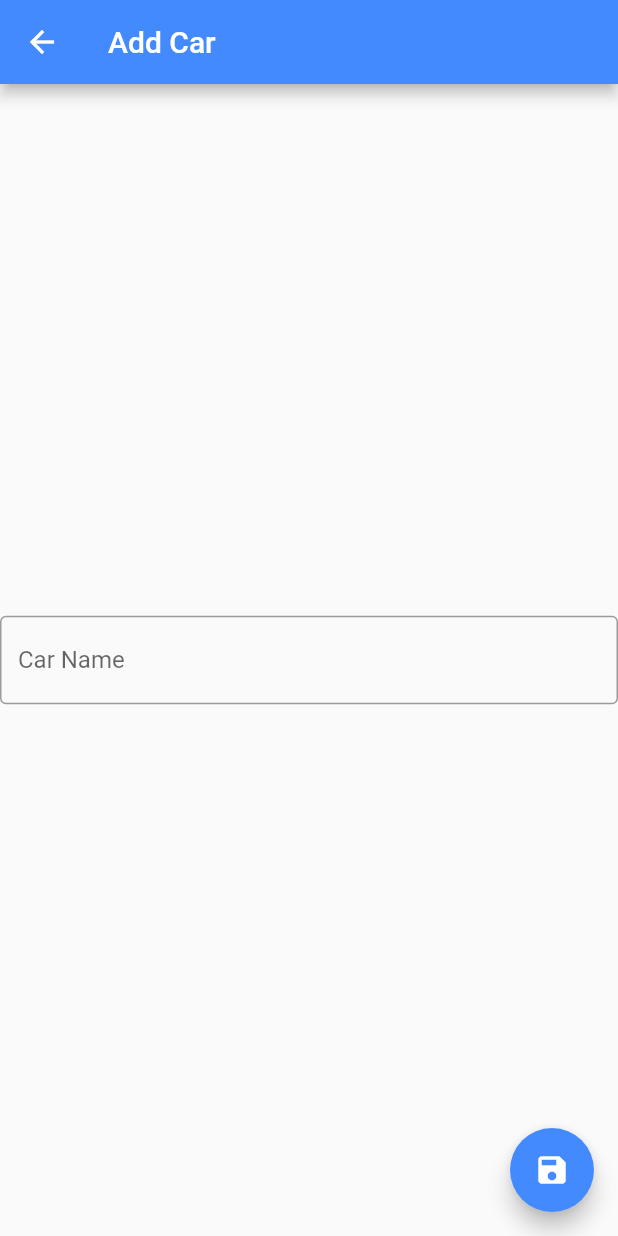
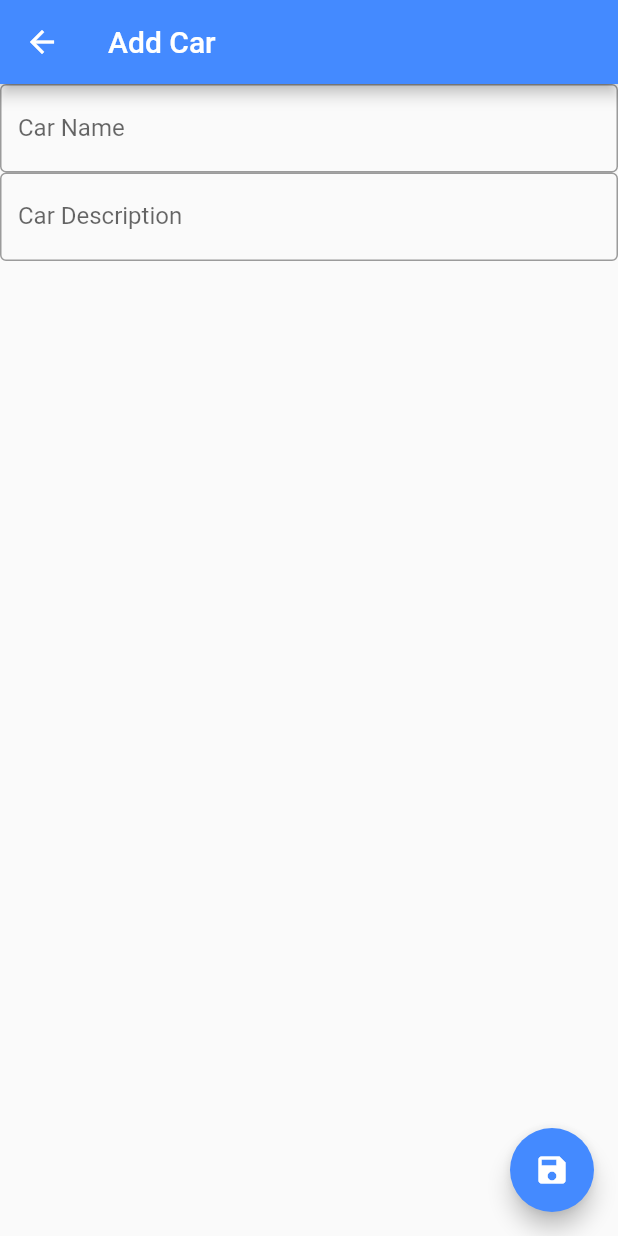
Before and after one commit to Cartoke/MobileApp-eRentCar, a Flutter app: the screen it shows after launch, after a tap on the "add" icon, on a phone screen of 412 x 824 dp. Run offline on Flutter 3.47's test engine with Material 2 defaults, Android fonts, the phone set to English and light mode, and no system bars.

Commit message:
Added Car class
Car class added for easier elements creation

```diff
--- a/lib/main.dart
+++ b/lib/main.dart
@@ -20,8 +20,17 @@ class myCars extends StatefulWidget {
   State<myCars> createState() => _myCarsState();
 }
 
+class Car {
+  final String name;
+  final String model;
+  final String year;
+  final String description;
+  final String image;
+  Car(this.name, this.model, this.year, this.description, this.image);
+}
+
 class _myCarsState extends State<myCars> {
-  final List<String> cars = <String>[];
+  final List<Car> cars = <Car>[];
 
   @override
   Widget build(BuildContext context) {
@@ -30,7 +39,7 @@ class _myCarsState extends State<myCars> {
         backgroundColor: Colors.blueAccent,
         title: const Text('My Vehicles'),
       ),
-      body: cars.length > 0 ? buildCars() :
+      body: cars.isNotEmpty ? buildCars() :
         const Center(
           child: Text('No cars added yet'),
         ),
@@ -53,16 +62,24 @@ class _myCarsState extends State<myCars> {
     );
   }
 
-  Widget buildRow(String car, int index){
+  Widget buildRow(Car car, int index){
     return ListTile(
       leading: const Icon(Icons.directions_car),
-      title: Text(car),
-      subtitle: const Text('Car Description'),
-      onLongPress: (){
+      title: Text(car.name),
+      subtitle: Text(car.description),
+      // onLongPress: (){
+      //   setState(() {
+      //     cars.removeAt(index);
+      //   });
+      // },
+      trailing: IconButton(
+        icon: const Icon(Icons.delete),
+        onPressed: (){
           setState(() {
             cars.removeAt(index);
           });
         },
+      ),
     );
   }
 
@@ -80,7 +97,8 @@ class _myCarsState extends State<myCars> {
   }
 
   addCar() {
-    final textController = TextEditingController();
+    final carName = TextEditingController();
+    final carDescription = TextEditingController();
     return Scaffold(
       appBar: AppBar(
         backgroundColor: Colors.blueAccent,
@@ -88,21 +106,32 @@ class _myCarsState extends State<myCars> {
       ),
       body:
         Center(
-          child: TextField(
-            controller: textController,
+          child: Column(
+            children: [
+              TextField(
+                controller: carName,
                 decoration: const InputDecoration(
                   labelText: 'Car Name',
                   border: OutlineInputBorder(),
                 ),
               ),
+              TextField(
+                controller: carDescription,
+                decoration: const InputDecoration(
+                  labelText: 'Car Description',
+                  border: OutlineInputBorder(),
+                ),
+              ),
+            ],
+          )
         ),
       floatingActionButton: FloatingActionButton(
         backgroundColor: Colors.blueAccent,
         child: const Icon(Icons.save),
         onPressed: () {
           setState(() {
-            cars.add(textController.text);
-            textController.clear();
+            Car car = Car(carName.text, '', '', carDescription.text, '');
+            cars.add(car);
           });
           Navigator.pop(context);
         },
```
Lines whose indentation alone changed are shown as unchanged.
